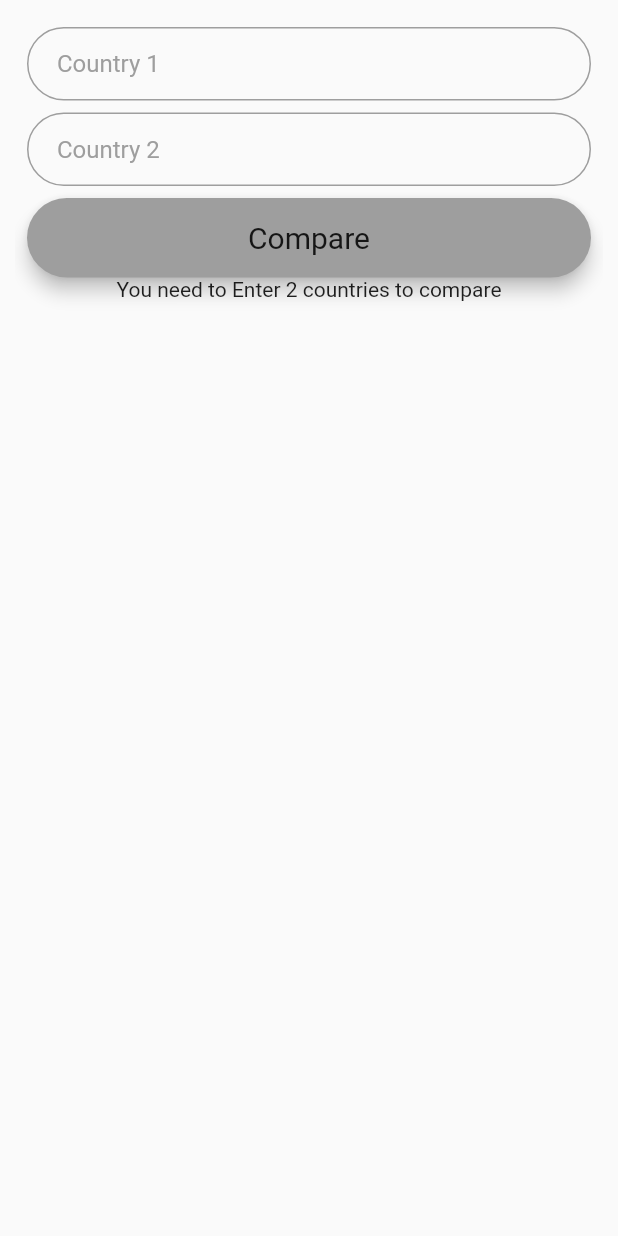
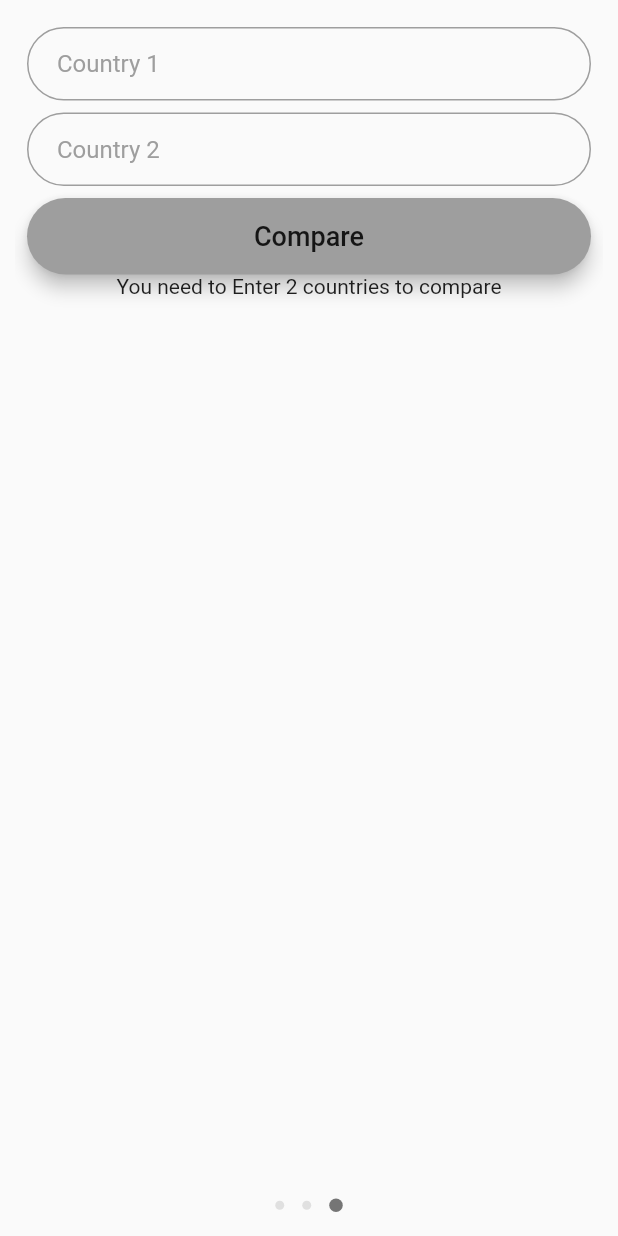
Before and after one commit to tim200002/CoronaTracker, a Flutter app: the screen it shows after launch, swiped to page 3, on a phone screen of 412 x 824 dp. Run offline on Flutter 3.47's test engine with Material 2 defaults, Android fonts, the phone set to English and light mode, and no system bars; drawn by our look-alikes of dots_indicator; our stand-ins replace basic_utils, charts_flutter, flutter_bloc, flutter_swiper.

Commit message:
With Working Bottom Navigation Bar and a bit Restyling

```diff
--- a/lib/Screens/CompareScreen.dart
+++ b/lib/Screens/CompareScreen.dart
@@ -1,4 +1,5 @@
 import 'package:corona/Assets/Styling.dart';
+import 'package:corona/Widgets/BottomNavigationPoitns.dart';
 import 'package:corona/Widgets/compareScreenCard.dart';
 import 'package:corona/Widgets/doubleChart.dart';
 import 'package:corona/Widgets/statChart.dart';
@@ -88,7 +89,7 @@ class _CompareScreenState extends State<CompareScreen>
         child: Text(
           "Compare",
           textAlign: TextAlign.center,
-          style: TextStyle(fontSize: 20, fontWeight: FontWeight.normal),
+          style: TextStyle(fontSize: 18, fontWeight: FontWeight.w500),
         ),
       ),
     );
@@ -113,7 +114,8 @@ class _CompareScreenState extends State<CompareScreen>
                 ),
                 //Compare Button
                 compareButton,
-                Text("You need to Enter 2 countries to compare")
+                Text("You need to Enter 2 countries to compare"),
+                Expanded(child: makeNewBottomNavigationBar(2, 3, 2.0)),
               ],
             ),
           );
@@ -145,7 +147,7 @@ class _CompareScreenState extends State<CompareScreen>
                 //Slider with 3 Graphs
                 Expanded(
                   child: Swiper(
-                    pagination: new SwiperPagination(),
+                    //pagination: new SwiperPagination(), //I Need another Way to Show that it's swipable to Paginations look ridiculous
                     itemCount: 3,
                     itemBuilder: (BuildContext context, int index) {
                       if (index == 0) {
@@ -173,6 +175,7 @@ class _CompareScreenState extends State<CompareScreen>
                     },
                   ),
                 ),
+                makeNewBottomNavigationBar(2, 3, 2.0)
               ],
             ),
           );
--- /dev/null
+++ b/lib/Widgets/BottomNavigationPoitns.dart
@@ -0,0 +1,21 @@
+import 'package:dots_indicator/dots_indicator.dart';
+import 'package:flutter/material.dart';
+
+Align makeNewBottomNavigationBar(
+    int actualIndex, int length, double bottomOffset) {
+  return Align(
+    alignment: FractionalOffset.bottomCenter,
+    child: Padding(
+      padding: EdgeInsets.only(bottom: bottomOffset),
+      child: DotsIndicator(
+        dotsCount: length,
+        position: actualIndex.toDouble(),
+        decorator: DotsDecorator(
+            color: Colors.grey[300],
+            activeColor: Colors.grey[600],
+            size: const Size(6, 6),
+            activeSize: const Size(9, 9)),
+      ),
+    ),
+  );
+}
--- a/lib/main.dart
+++ b/lib/main.dart
@@ -13,7 +13,8 @@ class MyApp extends StatelessWidget {
         home: Scaffold(
           body: SafeArea(
             child: Padding(
-              padding: const EdgeInsets.symmetric(vertical: 10, horizontal: 10),
+              padding: const EdgeInsets.only(
+                  top: 10, left: 10, right: 10, bottom: 0),
               child: PageViewer(),
             ),
           ),
--- a/pubspec.yaml
+++ b/pubspec.yaml
@@ -28,6 +28,7 @@ dependencies:
   http: ^0.12.0+2
   basic_utils: ^2.5.3
   flutter_swiper: ^1.1.6
+  dots_indicator: ^1.0.0
 
 dev_dependencies:
   flutter_test:
```
Also changed, not shown: lib/Screens/DetailScreen.dart (+21 -12 lines), lib/Widgets/compareScreenCard.dart (+8 -4 lines), pubspec.lock.
